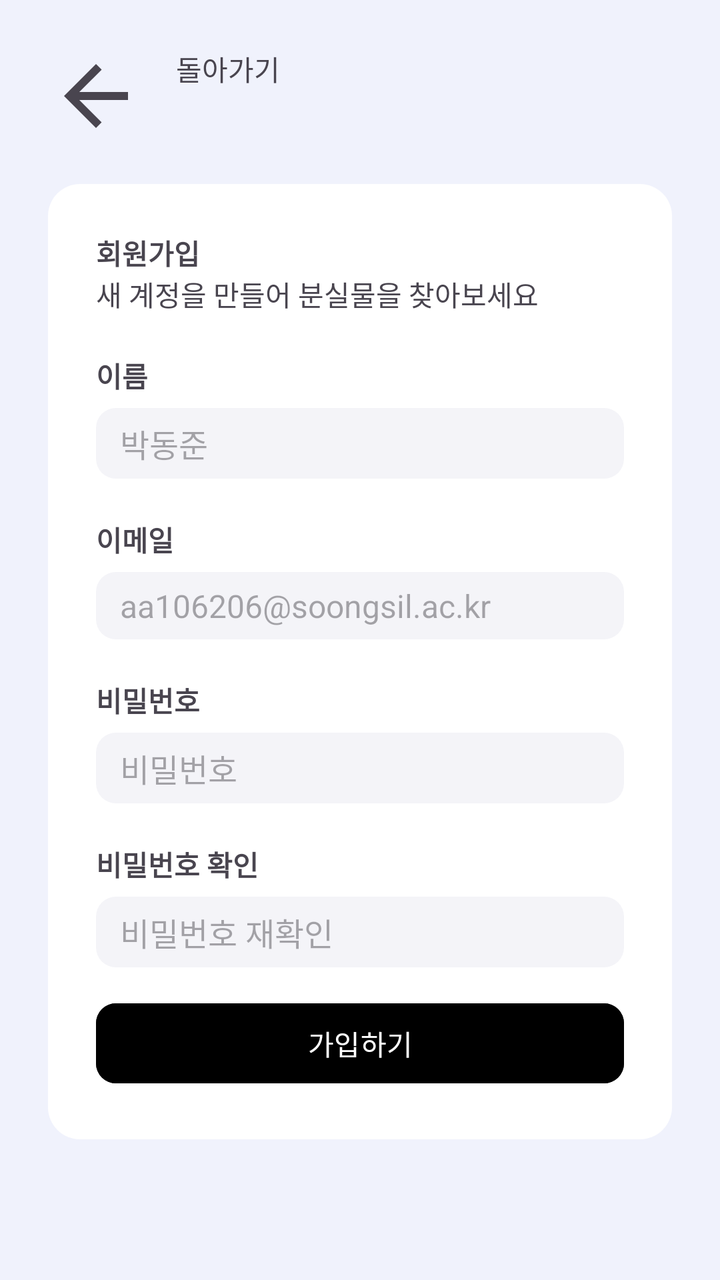
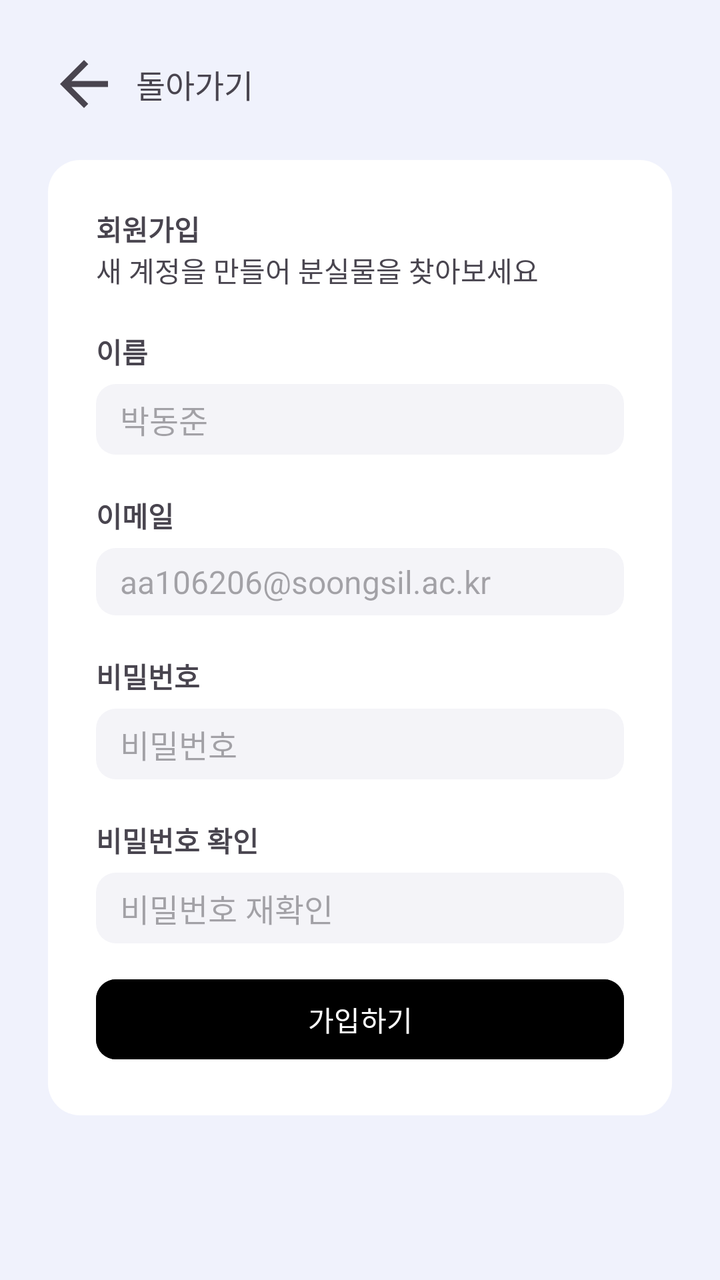

Two renders of the same Android screen: before a commit and after it. Below are the layout's source before the change and the commit's diff.
<!-- AndroidManifest.xml: application theme Theme.Lostfind -->
<!-- res/layout/activity_signup.xml -->
<?xml version="1.0" encoding="utf-8"?>
<LinearLayout xmlns:android="http://schemas.android.com/apk/res/android"
    android:layout_width="match_parent"
    android:layout_height="match_parent"
    xmlns:app="http://schemas.android.com/apk/res-auto"
    android:background="#F0F2FC">

    <LinearLayout
        android:layout_width="match_parent"
        android:layout_height="wrap_content"
        android:orientation="vertical"
        android:padding="24dp">

        <LinearLayout
            android:layout_width="match_parent"
            android:layout_height="wrap_content"
            android:orientation="horizontal">
            <ImageView
                android:id="@+id/backButton"
                android:layout_width="48dp"
                android:layout_height="48dp"
                android:src="@drawable/left_arrow" />
            <TextView
                android:layout_width="wrap_content"
                android:layout_height="wrap_content"
                android:layout_marginLeft="16dp"
                android:text="돌아가기">
            </TextView>
        </LinearLayout>

        <LinearLayout
            android:layout_width="match_parent"
            android:layout_height="wrap_content"
            android:padding="24dp"
            android:orientation="vertical"
            android:layout_marginTop="20dp"
            android:background="@drawable/signup_bg">
            <TextView
                android:layout_width="wrap_content"
                android:layout_height="wrap_content"
                android:text="회원가입"
                android:textStyle="bold" />
            <TextView
                android:layout_width="wrap_content"
                android:layout_height="wrap_content"
                android:text="새 계정을 만들어 분실물을 찾아보세요" />

            <LinearLayout
                android:layout_width="match_parent"
                android:layout_height="wrap_content"
                android:orientation="vertical"
                android:layout_marginTop="20dp">
                <TextView
                    android:layout_width="wrap_content"
                    android:layout_height="wrap_content"
                    android:text="이름"
                    android:textStyle="bold" />
                <EditText
                    android:id="@+id/signupName"
                    android:layout_width="match_parent"
                    android:layout_height="wrap_content"
                    android:layout_marginTop="6dp"
                    android:hint="박동준"
                    android:textSize="16dp"
                    android:background="@drawable/signup_edittext_bg" />
            </LinearLayout>

            <LinearLayout
                android:layout_width="match_parent"
                android:layout_height="wrap_content"
                android:orientation="vertical"
                android:layout_marginTop="20dp">
                <TextView
                    android:layout_width="wrap_content"
                    android:layout_height="wrap_content"
                    android:text="이메일"
                    android:textStyle="bold" />
                <EditText
                    android:id="@+id/signupEmail"
                    android:layout_width="match_parent"
                    android:layout_height="wrap_content"
                    android:layout_marginTop="6dp"
                    android:hint="aa106206@soongsil.ac.kr"
                    android:textSize="16dp"
                    android:background="@drawable/signup_edittext_bg" />
            </LinearLayout>


            <LinearLayout
                android:layout_width="match_parent"
                android:layout_height="wrap_content"
                android:orientation="vertical"
                android:layout_marginTop="20dp">
                <TextView
                    android:layout_width="wrap_content"
                    android:layout_height="wrap_content"
                    android:text="비밀번호"
                    android:textStyle="bold" />
                <EditText
                    android:id="@+id/signupPassword1"
                    android:layout_width="match_parent"
                    android:layout_height="wrap_content"
                    android:layout_marginTop="6dp"
                    android:hint="비밀번호"
                    android:textSize="16dp"
                    android:inputType="textPassword"
                    android:background="@drawable/signup_edittext_bg" />
            </LinearLayout>


            <LinearLayout
                android:layout_width="match_parent"
                android:layout_height="wrap_content"
                android:orientation="vertical"
                android:layout_marginTop="20dp">
                <TextView
                    android:layout_width="wrap_content"
                    android:layout_height="wrap_content"
                    android:text="비밀번호 확인"
                    android:textStyle="bold" />
                <EditText
                    android:id="@+id/signupPassword2"
                    android:layout_width="match_parent"
                    android:layout_height="wrap_content"
                    android:layout_marginTop="6dp"
                    android:hint="비밀번호 재확인"
                    android:inputType="textPassword"
                    android:textSize="16dp"
                    android:background="@drawable/signup_edittext_bg" />
            </LinearLayout>


            <Button
                android:id="@+id/signupButton"
                android:layout_width="match_parent"
                android:layout_height="wrap_content"
                android:layout_marginTop="14dp"
                android:backgroundTint="#000000"
                android:text="가입하기"
                android:textColor="@android:color/white"
                app:cornerRadius="10dp"/>

        </LinearLayout>
    </LinearLayout>

</LinearLayout>
<!-- resources referenced by this layout -->
<resources>
  <!-- drawable left_arrow (drawable) -->
  <?xml version="1.0" encoding="utf-8"?>
  <vector xmlns:android="http://schemas.android.com/apk/res/android"
      android:width="24dp"
      android:height="24dp"
      android:viewportWidth="24"
      android:viewportHeight="24"
      android:tint="?attr/colorControlNormal">  
  
      
      <path
          android:fillColor="@android:color/white"
          android:pathData="M20,11H7.83l5.59,-5.59L12,4l-8,8 8,8 1.41,-1.41L7.83,13H20v-2z"/>
  </vector>
  <!-- drawable signup_bg (drawable) -->
  <?xml version="1.0" encoding="utf-8"?>
  <shape xmlns:android="http://schemas.android.com/apk/res/android">
      <solid android:color="#FFFFFF"/>
      <corners android:radius="16dp"/>
      <padding android:left="12dp" android:top="12dp"
          android:right="12dp" android:bottom="12dp" />
  </shape>
  <!-- drawable signup_edittext_bg (drawable) -->
  <?xml version="1.0" encoding="utf-8"?>
  <shape xmlns:android="http://schemas.android.com/apk/res/android">
      <solid android:color="#F4F4F8"/>
      <corners android:radius="10dp"/>
      <padding android:top="6dp" />
      <padding android:bottom="6dp" />
      <padding android:left="12dp" />
  
  </shape>
  <style name="Theme.Lostfind" parent="Base.Theme.Lostfind" />
  <style name="Base.Theme.Lostfind" parent="Theme.Material3.DayNight.NoActionBar">
          
          
      </style>
</resources>

<!-- the commit's change to res/layout/activity_signup.xml (unified diff, before → after) -->
@@ -14,18 +14,21 @@
         <LinearLayout
             android:layout_width="match_parent"
             android:layout_height="wrap_content"
-            android:orientation="horizontal">
+            android:orientation="horizontal"
+            android:gravity="center_vertical">
+
             <ImageView
                 android:id="@+id/backButton"
-                android:layout_width="48dp"
-                android:layout_height="48dp"
+                android:layout_width="36dp"
+                android:layout_height="36dp"
                 android:src="@drawable/left_arrow" />
+
             <TextView
                 android:layout_width="wrap_content"
                 android:layout_height="wrap_content"
-                android:layout_marginLeft="16dp"
-                android:text="돌아가기">
-            </TextView>
+                android:layout_marginStart="8dp"
+                android:text="돌아가기"
+                android:textSize="16sp"/>
         </LinearLayout>
 
         <LinearLayout
